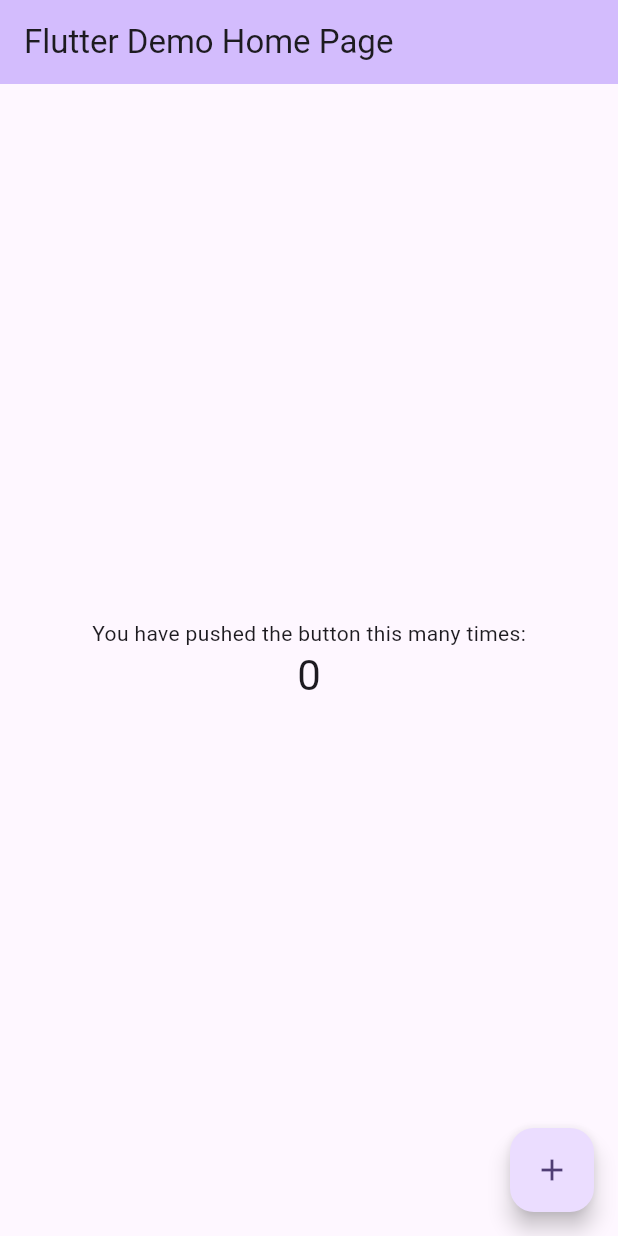
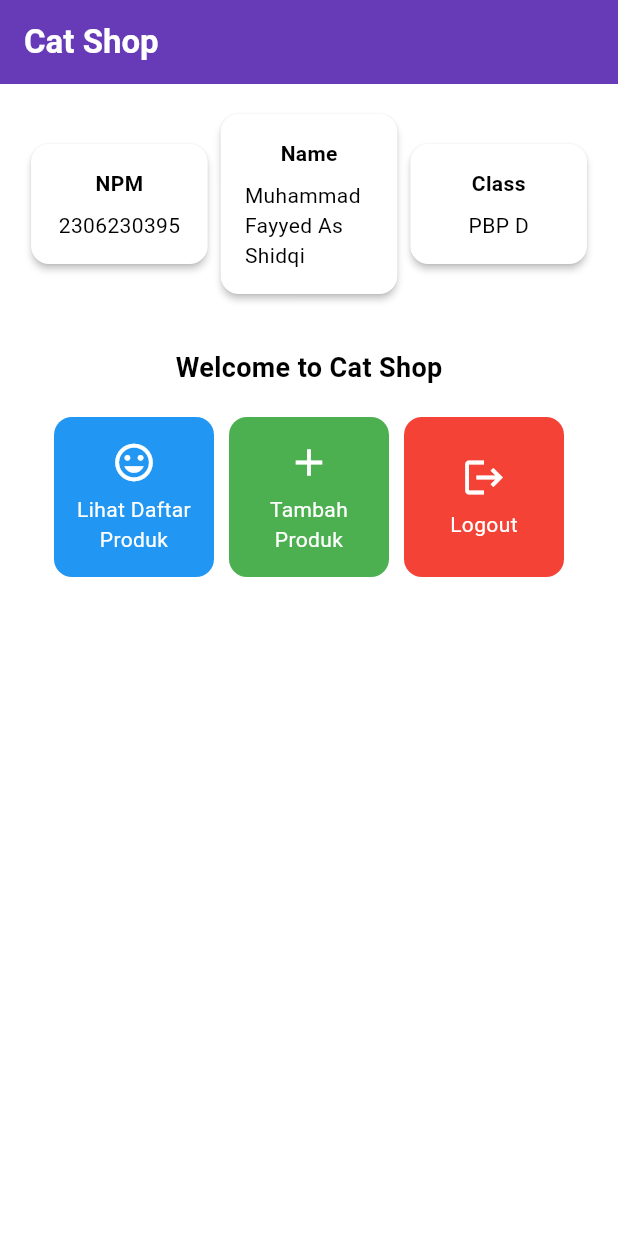
Before and after one commit to asShidqi/cat-shop-mobile, a Flutter app: the screen it shows after launch, on a phone screen of 412 x 824 dp. Run offline on Flutter 3.47's test engine with Material 3 defaults, Android fonts, the phone set to English and light mode, and no system bars.

Commit message:
Tugas 7 selesai

```diff
--- a/lib/main.dart
+++ b/lib/main.dart
@@ -1,4 +1,5 @@
 import 'package:flutter/material.dart';
+import 'package:cat_shop_mobile/menu.dart';
 
 void main() {
   runApp(const MyApp());
@@ -28,98 +29,12 @@
         //
         // This works for code too, not just values: Most code changes can be
         // tested with just a hot reload.
-        colorScheme: ColorScheme.fromSeed(seedColor: Colors.deepPurple),
+         colorScheme: ColorScheme.fromSwatch(
+       primarySwatch: Colors.deepPurple,
+          ).copyWith(secondary: Colors.deepPurple[400]),
         useMaterial3: true,
       ),
-      home: const MyHomePage(title: 'Flutter Demo Home Page'),
+      home: MyHomePage(),
     );
   }
 }
-
-class MyHomePage extends StatefulWidget {
-  const MyHomePage({super.key, required this.title});
-
-  // This widget is the home page of your application. It is stateful, meaning
-  // that it has a State object (defined below) that contains fields that affect
-  // how it looks.
-
-  // This class is the configuration for the state. It holds the values (in this
-  // case the title) provided by the parent (in this case the App widget) and
-  // used by the build method of the State. Fields in a Widget subclass are
-  // always marked "final".
-
-  final String title;
-
-  @override
-  State<MyHomePage> createState() => _MyHomePageState();
-}
-
-class _MyHomePageState extends State<MyHomePage> {
-  int _counter = 0;
-
-  void _incrementCounter() {
-    setState(() {
-      // This call to setState tells the Flutter framework that something has
-      // changed in this State, which causes it to rerun the build method below
-      // so that the display can reflect the updated values. If we changed
-      // _counter without calling setState(), then the build method would not be
-      // called again, and so nothing would appear to happen.
-      _counter++;
-    });
-  }
-
-  @override
-  Widget build(BuildContext context) {
-    // This method is rerun every time setState is called, for instance as done
-    // by the _incrementCounter method above.
-    //
-    // The Flutter framework has been optimized to make rerunning build methods
-    // fast, so that you can just rebuild anything that needs updating rather
-    // than having to individually change instances of widgets.
-    return Scaffold(
-      appBar: AppBar(
-        // TRY THIS: Try changing the color here to a specific color (to
-        // Colors.amber, perhaps?) and trigger a hot reload to see the AppBar
-        // change color while the other colors stay the same.
-        backgroundColor: Theme.of(context).colorScheme.inversePrimary,
-        // Here we take the value from the MyHomePage object that was created by
-        // the App.build method, and use it to set our appbar title.
-        title: Text(widget.title),
-      ),
-      body: Center(
-        // Center is a layout widget. It takes a single child and positions it
-        // in the middle of the parent.
-        child: Column(
-          // Column is also a layout widget. It takes a list of children and
-          // arranges them vertically. By default, it sizes itself to fit its
-          // children horizontally, and tries to be as tall as its parent.
-          //
-          // Column has various properties to control how it sizes itself and
-          // how it positions its children. Here we use mainAxisAlignment to
-          // center the children vertically; the main axis here is the vertical
-          // axis because Columns are vertical (the cross axis would be
-          // horizontal).
-          //
-          // TRY THIS: Invoke "debug painting" (choose the "Toggle Debug Paint"
-          // action in the IDE, or press "p" in the console), to see the
-          // wireframe for each widget.
-          mainAxisAlignment: MainAxisAlignment.center,
-          children: <Widget>[
-            const Text(
-              'You have pushed the button this many times:',
-            ),
-            Text(
-              '$_counter',
-              style: Theme.of(context).textTheme.headlineMedium,
-            ),
-          ],
-        ),
-      ),
-      floatingActionButton: FloatingActionButton(
-        onPressed: _incrementCounter,
-        tooltip: 'Increment',
-        child: const Icon(Icons.add),
-      ), // This trailing comma makes auto-formatting nicer for build methods.
-    );
-  }
-}
--- /dev/null
+++ b/lib/menu.dart
@@ -0,0 +1,195 @@
+import 'package:flutter/material.dart';
+
+class MyHomePage extends StatelessWidget {
+  final String npm = '2306230395'; // NPM
+  final String name = 'Muhammad Fayyed As Shidqi'; // Nama
+  final String className = 'PBP D'; // Kelas
+  final List<ItemHomepage> items = [
+    ItemHomepage("Lihat Daftar Produk", Icons.mood),
+    ItemHomepage("Tambah Produk", Icons.add),
+    ItemHomepage("Logout", Icons.logout),
+  ];
+
+  MyHomePage({super.key});
+
+  @override
+  Widget build(BuildContext context) {
+    return Scaffold(
+      // AppBar adalah bagian atas halaman yang menampilkan judul.
+      appBar: AppBar(
+        // Judul aplikasi "Mental Health Tracker" dengan teks putih dan tebal.
+        title: const Text(
+          'Cat Shop',
+          style: TextStyle(
+            color: Colors.white,
+            fontWeight: FontWeight.bold,
+          ),
+        ),
+        // Warna latar belakang AppBar diambil dari skema warna tema aplikasi.
+        backgroundColor: Theme.of(context).colorScheme.primary,
+      ),
+      // Body halaman dengan padding di sekelilingnya.
+      body: Padding(
+        padding: const EdgeInsets.all(16.0),
+        // Menyusun widget secara vertikal dalam sebuah kolom.
+        child: Column(
+          crossAxisAlignment: CrossAxisAlignment.center,
+          children: [
+            // Row untuk menampilkan 3 InfoCard secara horizontal.
+            Row(
+              mainAxisAlignment: MainAxisAlignment.spaceEvenly,
+              children: [
+                InfoCard(title: 'NPM', content: npm),
+                InfoCard(title: 'Name', content: name),
+                InfoCard(title: 'Class', content: className),
+              ],
+            ),
+
+            // Memberikan jarak vertikal 16 unit.
+            const SizedBox(height: 16.0),
+
+            // Menempatkan widget berikutnya di tengah halaman.
+            Center(
+              child: Column(
+                // Menyusun teks dan grid item secara vertikal.
+
+                children: [
+                  // Menampilkan teks sambutan dengan gaya tebal dan ukuran 18.
+                  const Padding(
+                    padding: EdgeInsets.only(top: 16.0),
+                    child: Text(
+                      'Welcome to Cat Shop',
+                      style: TextStyle(
+                        fontWeight: FontWeight.bold,
+                        fontSize: 18.0,
+                      ),
+                    ),
+                  ),
+
+                  // Grid untuk menampilkan ItemCard dalam bentuk grid 3 kolom.
+                  GridView.count(
+                    primary: true,
+                    padding: const EdgeInsets.all(20),
+                    crossAxisSpacing: 10,
+                    mainAxisSpacing: 10,
+                    crossAxisCount: 3,
+                    // Agar grid menyesuaikan tinggi kontennya.
+                    shrinkWrap: true,
+
+                    // Menampilkan ItemCard untuk setiap item dalam list items.
+                    children: items.map((ItemHomepage item) {
+                      return ItemCard(item);
+                    }).toList(),
+                  ),
+                ],
+              ),
+            ),
+          ],
+        ),
+      ),
+    );
+    }
+}
+
+class ItemHomepage {
+     final String name;
+     final IconData icon;
+
+     ItemHomepage(this.name, this.icon);
+ }
+
+class InfoCard extends StatelessWidget {
+  // Kartu informasi yang menampilkan title dan content.
+
+  final String title;  // Judul kartu.
+  final String content;  // Isi kartu.
+
+  const InfoCard({super.key, required this.title, required this.content});
+
+  @override
+  Widget build(BuildContext context) {
+    return Card(
+      // Membuat kotak kartu dengan bayangan dibawahnya.
+      elevation: 2.0,
+      child: Container(
+        // Mengatur ukuran dan jarak di dalam kartu.
+        width: MediaQuery.of(context).size.width / 3.5, // menyesuaikan dengan lebar device yang digunakan.
+        padding: const EdgeInsets.all(16.0),
+        // Menyusun title dan content secara vertikal.
+        child: Column(
+          children: [
+            Text(
+              title,
+              style: const TextStyle(fontWeight: FontWeight.bold),
+            ),
+            const SizedBox(height: 8.0),
+            Text(content),
+          ],
+        ),
+      ),
+    );
+  }
+}
+
+class ItemCard extends StatelessWidget {
+  // Menampilkan kartu dengan ikon dan nama.
+
+  final ItemHomepage item;
+
+  const ItemCard(this.item, {super.key});
+
+  @override
+  Widget build(BuildContext context) {
+    Color buttonColor = Colors.black;
+    // Set different colors based on the item name
+    if (item.name == "Lihat Daftar Produk") {
+      buttonColor = Colors.blue;
+    } else if (item.name == "Tambah Produk") {
+      buttonColor = Colors.green;
+    } else if(item.name == "Logout") {
+      buttonColor = Colors.red; // For Logout
+    }
+    return Material(
+      // Menentukan warna latar belakang dari tema aplikasi.
+      color: buttonColor,
+      // Membuat sudut kartu melengkung.
+      borderRadius: BorderRadius.circular(12),
+
+      child: InkWell(
+        // Aksi ketika kartu ditekan.
+        onTap: () {
+          // Menampilkan pesan SnackBar saat kartu ditekan.
+          ScaffoldMessenger.of(context)
+            ..hideCurrentSnackBar()
+            ..showSnackBar(
+              SnackBar(content: Text("Kamu telah menekan tombol ${item.name}!"))
+            );
+        },
+        // Container untuk menyimpan Icon dan Text
+        child: Container(
+          padding: const EdgeInsets.all(8),
+          child: Center(
+            child: Column(
+              // Menyusun ikon dan teks di tengah kartu.
+              mainAxisAlignment: MainAxisAlignment.center,
+              children: [
+                Icon(
+                  item.icon,
+                  color: Colors.white,
+                  size: 30.0,
+                ),
+                const Padding(padding: EdgeInsets.all(3)),
+                Text(
+                  item.name,
+                  textAlign: TextAlign.center,
+                  style: const TextStyle(color: Colors.white),
+                ),
+              ],
+            ),
+          ),
+        ),
+      ),
+    );
+  }
+
+}
```
Also changed, not shown: 1 other file.
